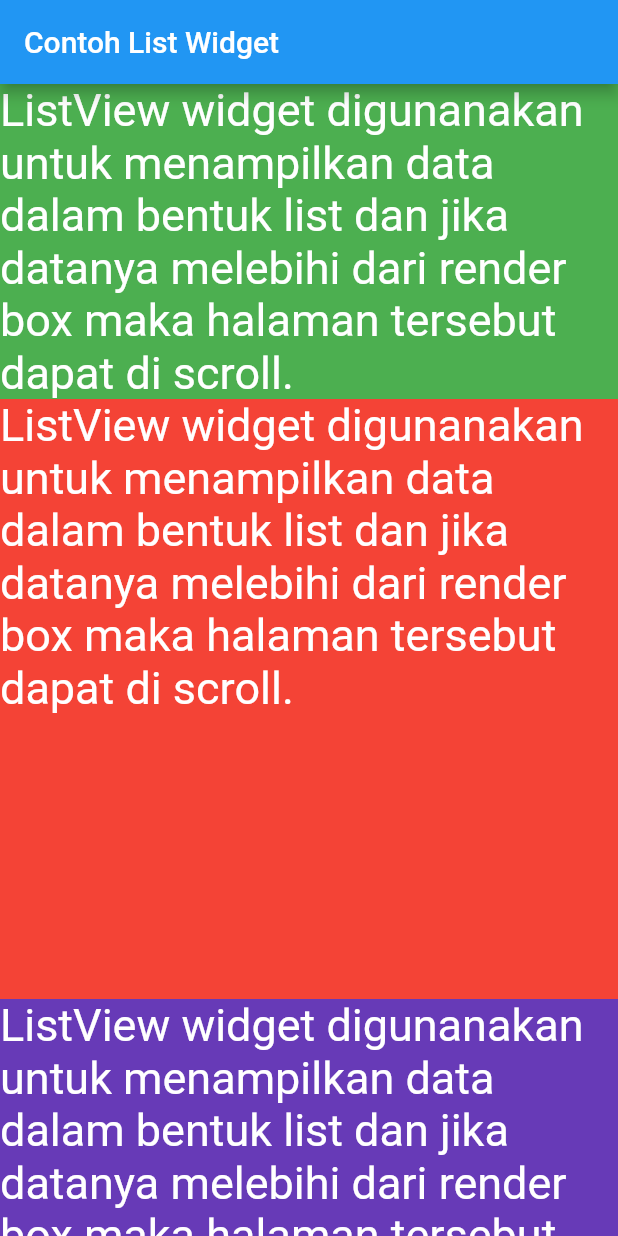
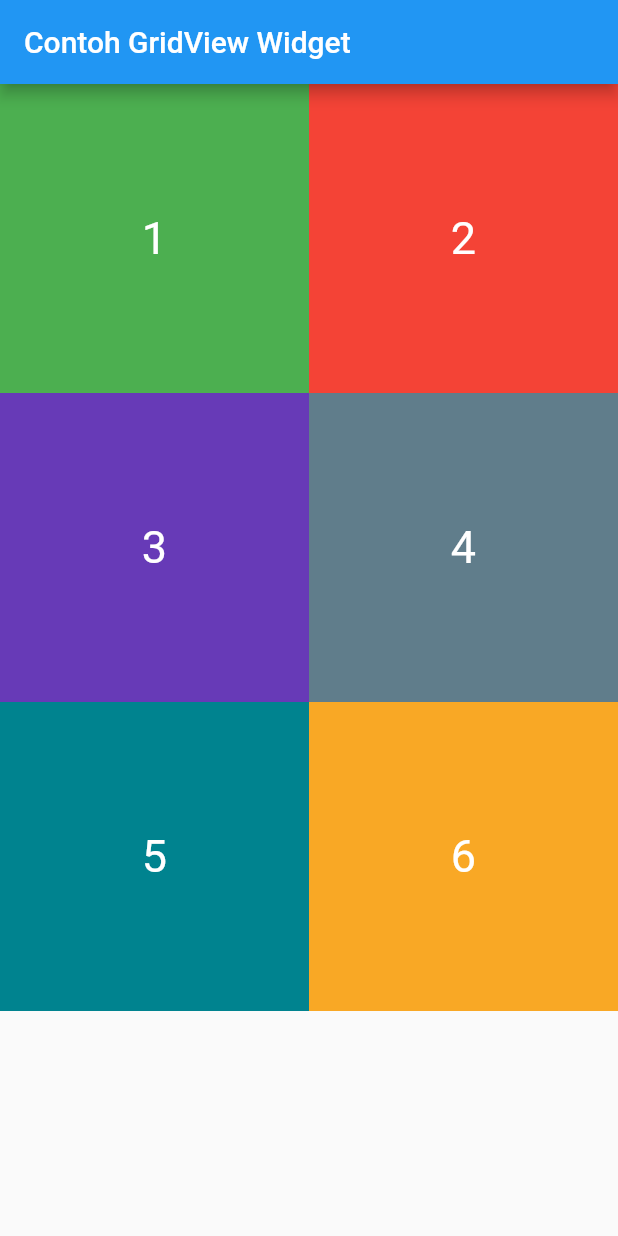
Before and after one commit to Rosandymaulana/Mobile-Flutter, a Flutter app: the screen it shows after launch, on a phone screen of 412 x 824 dp. Run offline on Flutter 3.47's test engine with Material 2 defaults, Android fonts, the phone set to English and light mode, and no system bars.

Commit message:
2.6.5 GridView

```diff
--- a/basic_flutter_application/lib/main.dart
+++ b/basic_flutter_application/lib/main.dart
@@ -14,7 +14,7 @@ class MyApp extends StatelessWidget {
   Widget build(BuildContext context) {
     return MaterialApp(
       title: 'Contoh Date Picker',
-      home: ListViewSample(),
+      home: GridViewSample(),
     );
   }
 }
@@ -291,6 +291,71 @@ class ListViewSample extends StatelessWidget {
   }
 }
 
+class GridViewSample extends StatelessWidget {
+  const GridViewSample({Key? key}) : super(key: key);
+
+  @override
+  Widget build(BuildContext context) {
+    return MaterialApp(
+      home: Scaffold(
+          appBar: AppBar(
+            title: const Text("Contoh GridView Widget"),
+          ),
+          body: GridView.count(
+            crossAxisCount: 2,
+            children: <Widget>[
+              Container(
+                color: Colors.green,
+                alignment: Alignment.center,
+                child: const Text("1",
+                    style: TextStyle(fontSize: 30, color: Colors.white)),
+              ),
+              Container(
+                color: Colors.red,
+                alignment: Alignment.center,
+                child: const Text("2",
+                    style: TextStyle(fontSize: 30, color: Colors.white)),
+                height: 400.0,
+                width: 300.0,
+              ),
+              Container(
+                color: Colors.deepPurple,
+                alignment: Alignment.center,
+                child: const Text("3",
+                    style: TextStyle(fontSize: 30, color: Colors.white)),
+                height: 200.0,
+                width: 200.0,
+              ),
+              Container(
+                color: Colors.blueGrey,
+                alignment: Alignment.center,
+                child: const Text("4",
+                    style: TextStyle(fontSize: 30, color: Colors.white)),
+                height: 200.0,
+                width: 200.0,
+              ),
+              Container(
+                color: Colors.cyan[800],
+                alignment: Alignment.center,
+                child: const Text("5",
+                    style: TextStyle(fontSize: 30, color: Colors.white)),
+                height: 200.0,
+                width: 200.0,
+              ),
+              Container(
+                color: Colors.yellow[800],
+                alignment: Alignment.center,
+                child: const Text("6",
+                    style: TextStyle(fontSize: 30, color: Colors.white)),
+                height: 200.0,
+                width: 200.0,
+              )
+            ],
+          )),
+    );
+  }
+}
+
 class _MyHomePageState extends State<MyHomePage> {
   // Variable/State untuk mengambil tanggal
   DateTime selectedDate = DateTime.now();
```
